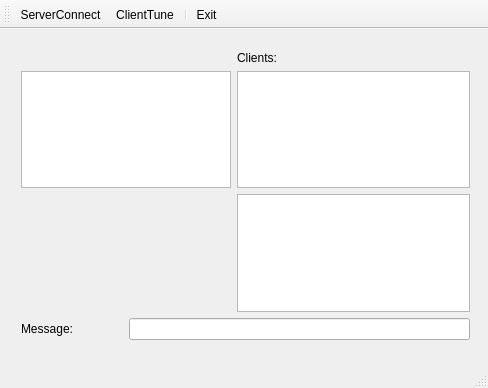
Before: the Qt Designer form FirstGui/mainwindow.ui in timurchan/client-server, drawn with Qt 5.
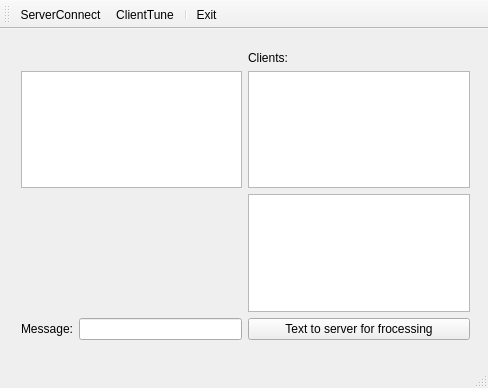
After: the same form once the commit is applied. Icons and pictures are not drawn.

Commit message:
add udp, parseCmd, process message button
мне кажется что я что-то сломал. потому что у меня не устанавливается
соединение ни по udp, ни по tcp. а может просто дело в том что уже 7
утра
у меня опять пропало настроение, я не понимаю в чем проблема. попробуешь
разобраться? выйду лишь под самый вечер

```diff
--- a/FirstGui/mainwindow.ui
+++ b/FirstGui/mainwindow.ui
@@ -34,22 +34,29 @@
      <item row="2" column="0" colspan="2">
       <widget class="QPlainTextEdit" name="plainTextEdit"/>
      </item>
-     <item row="4" column="0">
+     <item row="5" column="0">
       <widget class="QLabel" name="messageLbl">
        <property name="text">
         <string>Message:</string>
        </property>
       </widget>
      </item>
-     <item row="4" column="1" colspan="2">
-      <widget class="QLineEdit" name="lineEdit"/>
-     </item>
      <item row="3" column="2">
       <widget class="QListView" name="clientsView"/>
      </item>
      <item row="2" column="2">
       <widget class="QListWidget" name="clientsWidget"/>
      </item>
+     <item row="5" column="1">
+      <widget class="QLineEdit" name="leMessage"/>
+     </item>
+     <item row="5" column="2">
+      <widget class="QPushButton" name="pbProcessMessage">
+       <property name="text">
+        <string>Text to server for frocessing</string>
+       </property>
+      </widget>
+     </item>
     </layout>
    </widget>
   </widget>
```
The commit also changes 13 other files.
